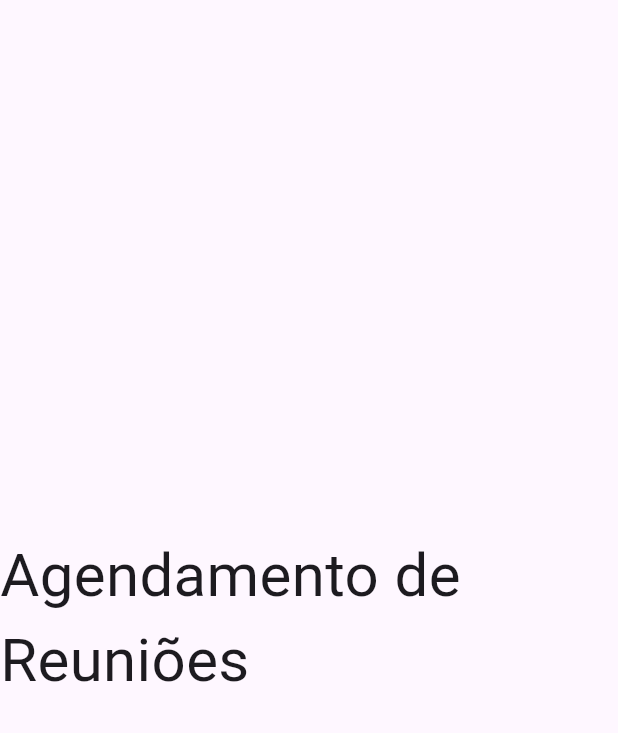
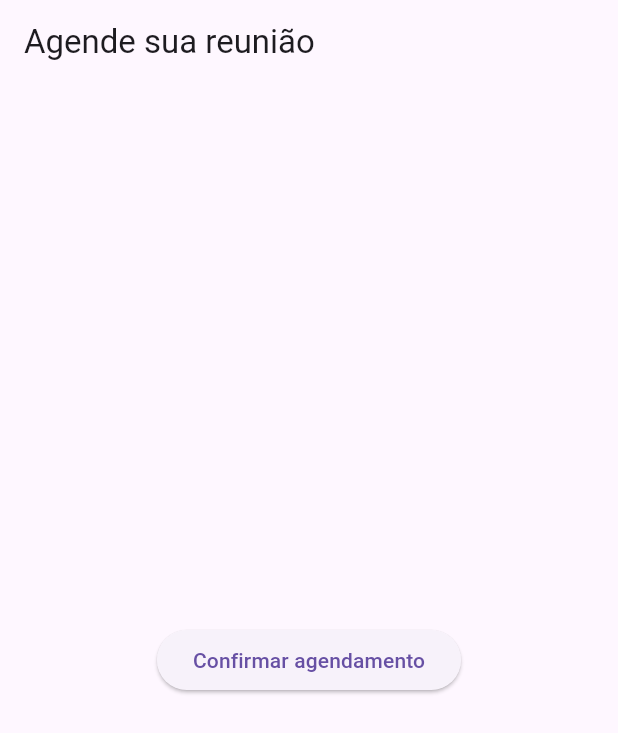
Before and after one commit to CaweAlves/meeting_scheduler, a Flutter app: the screen it shows after launch, on a phone screen of 412 x 824 dp. Shown: the top 733 px of the screen. Run offline on Flutter 3.47's test engine with Material 3 defaults, Android fonts, the phone set to English and light mode, and no system bars.

Commit message:
WIP: scheduler page

```diff
--- /dev/null
+++ b/lib/core/routes/app_routes.dart
@@ -0,0 +1,10 @@
+import 'package:flutter/material.dart';
+import '../../ui/pages/scheduler.dart';
+
+class AppRoutes {
+  static const String scheduler = '/';
+
+  static Map<String, WidgetBuilder> get routes => {
+    scheduler: (context) => Scheduler(),
+  };
+}
--- a/lib/main.dart
+++ b/lib/main.dart
@@ -1,41 +1,23 @@
 import 'package:flutter/material.dart';
+
+import 'core/routes/app_routes.dart';
 
 void main() {
   runApp(const MyApp());
 }
 
 class MyApp extends StatelessWidget {
-  const MyApp({super.key});
+  const MyApp({Key? key}) : super(key: key);
+
   @override
   Widget build(BuildContext context) {
     return MaterialApp(
-      title: 'Flutter Demo',
+      title: 'Agendador de Reuniões',
       theme: ThemeData(
-
-        colorScheme: ColorScheme.fromSeed(seedColor: Colors.deepPurple),
-        useMaterial3: true,
+        primarySwatch: Colors.blue,
       ),
-      home: const MyHomePage(title: 'Flutter Demo Home Page'),
+      initialRoute: AppRoutes.scheduler,
+      routes: AppRoutes.routes,
     );
   }
 }
-
-class MyHomePage extends StatefulWidget {
-  const MyHomePage({super.key, required this.title});
-  final String title;
-
-  @override
-  State<MyHomePage> createState() => _MyHomePageState();
-}
-
-class _MyHomePageState extends State<MyHomePage> {
-
-  @override
-  Widget build(BuildContext context) {
-    return Scaffold(
-      body: Center(
-        child: Text('Agendamento de Reuniões', style: TextStyle(fontSize: 40),),
-      )
-    );
-  }
-}
--- a/lib/ui/pages/scheduler.dart
+++ b/lib/ui/pages/scheduler.dart
@@ -0,0 +1,20 @@
+import 'package:flutter/material.dart';
+import '../../../../core/routes/app_routes.dart';
+
+class Scheduler extends StatelessWidget {
+  @override
+  Widget build(BuildContext context) {
+    return Scaffold(
+      appBar: AppBar(
+        title: Text('Agende sua reunião'),
+      ),
+      body: Center(
+        child: ElevatedButton(
+            onPressed: () {
+              Navigator.pushNamed(context, AppRoutes.scheduler);
+            },
+            child: Text('Confirmar agendamento')),
+      ),
+    );
+  }
+}
```
